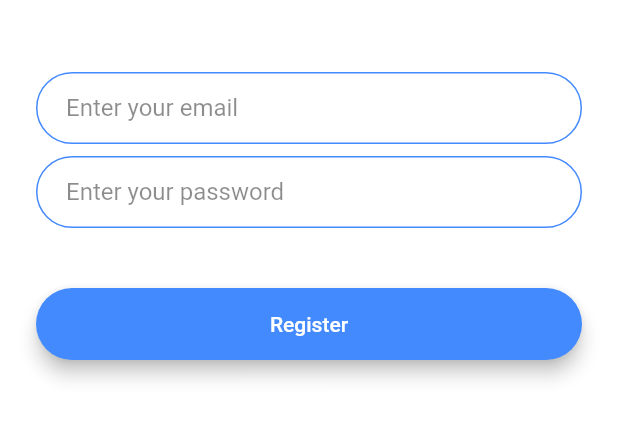
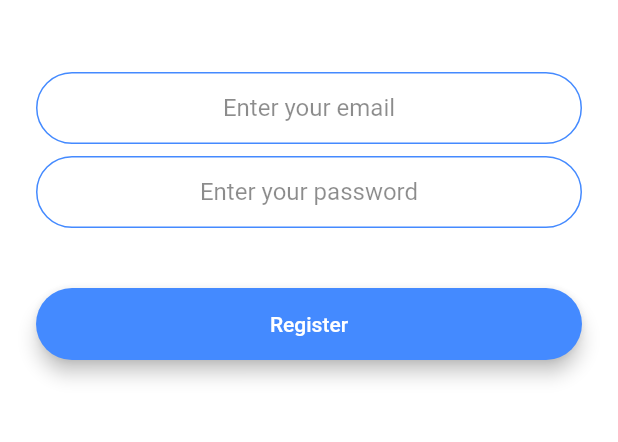
Before and after one commit to san-jayy/Flash-chat, a Flutter app: the screen it shows after launch, after a tap on "Register", on a phone screen of 412 x 824 dp, the part 576-1018 px from its top. Run offline on Flutter 3.47's test engine with Material 2 defaults, Android fonts, the phone set to English and light mode, and no system bars; our stand-ins replace firebase_auth, firebase_core; accounts and stored records are empty.

Commit message:
ui screens

```diff
--- /dev/null
+++ b/lib/Components/round_button.dart
@@ -0,0 +1,26 @@
+import 'package:flutter/material.dart';
+
+class RoundedButton extends StatelessWidget {
+  final String buttontext;
+  final Color colour;
+  final Function onpressed;
+  RoundedButton({this.colour, this.buttontext, @required this.onpressed});
+
+  @override
+  Widget build(BuildContext context) {
+    return Padding(
+      padding: EdgeInsets.symmetric(vertical: 16.0),
+      child: Material(
+        elevation: 5.0,
+        color: colour,
+        borderRadius: BorderRadius.circular(30.0),
+        child: MaterialButton(
+          onPressed: onpressed,
+          minWidth: 200.0,
+          height: 42.0,
+          child: Text(buttontext),
+        ),
+      ),
+    );
+  }
+}
--- a/lib/screens/registration_screen.dart
+++ b/lib/screens/registration_screen.dart
@@ -1,12 +1,23 @@
+import 'package:firebase_core/firebase_core.dart';
+import 'package:flash_chat/constants.dart';
 import 'package:flutter/material.dart';
+import 'package:flash_chat/Components/round_button.dart';
+import 'package:firebase_auth/firebase_auth.dart';
+import 'chat_screen.dart';
 
 class RegistrationScreen extends StatefulWidget {
   static const String id = 'registration_screen';
+
   @override
   _RegistrationScreenState createState() => _RegistrationScreenState();
 }
 
 class _RegistrationScreenState extends State<RegistrationScreen> {
+  final _auth = FirebaseAuth.instance;
+
+  String email;
+  String password;
+
   @override
   Widget build(BuildContext context) {
     return Scaffold(
@@ -28,79 +39,56 @@ class _RegistrationScreenState extends State<RegistrationScreen> {
               height: 48.0,
             ),
             TextField(
+                keyboardType: TextInputType.emailAddress,
+                textAlign: TextAlign.center,
                 onChanged: (value) {
+                  email = value;
                   //Do something with the user input.
                 },
                 style: TextStyle(color: Colors.black87),
-              decoration: InputDecoration(
-                hintText: 'Enter your email',
-                hintStyle: TextStyle(color: Colors.black45),
-                contentPadding:
-                    EdgeInsets.symmetric(vertical: 10.0, horizontal: 20.0),
-                border: OutlineInputBorder(
-                  borderRadius: BorderRadius.all(Radius.circular(32.0)),
-                ),
-                enabledBorder: OutlineInputBorder(
-                  borderSide: BorderSide(color: Colors.blueAccent, width: 1.0),
-                  borderRadius: BorderRadius.all(Radius.circular(32.0)),
-                ),
-                focusedBorder: OutlineInputBorder(
-                  borderSide: BorderSide(color: Colors.blueAccent, width: 2.0),
-                  borderRadius: BorderRadius.all(Radius.circular(32.0)),
-                ),
-              ),
-            ),
+                decoration: kTextFieldDEcoration.copyWith(
+                    hintText: 'Enter your email')),
             SizedBox(
               height: 8.0,
             ),
             TextField(
+                textAlign: TextAlign.center,
+                obscureText: true,
                 onChanged: (value) {
+                  password = value;
                   //Do something with the user input static const String id = 'welcome_screen';.
                 },
                 style: TextStyle(color: Colors.black87),
-              decoration: InputDecoration(
-                hintText: 'Enter your password',
-                hintStyle: TextStyle(color: Colors.black45),
-                contentPadding:
-                    EdgeInsets.symmetric(vertical: 10.0, horizontal: 20.0),
-                border: OutlineInputBorder(
-                  borderRadius: BorderRadius.all(Radius.circular(32.0)),
-                ),
-                enabledBorder: OutlineInputBorder(
-                  borderSide: BorderSide(color: Colors.blueAccent, width: 1.0),
-                  borderRadius: BorderRadius.all(Radius.circular(32.0)),
-                ),
-                focusedBorder: OutlineInputBorder(
-                  borderSide: BorderSide(color: Colors.blueAccent, width: 2.0),
-                  borderRadius: BorderRadius.all(Radius.circular(32.0)),
-                ),
-              ),
-            ),
+                decoration: kTextFieldDEcoration.copyWith(
+                    hintText: 'Enter your password')),
             SizedBox(
               height: 24.0,
             ),
-            Padding(
-              padding: EdgeInsets.symmetric(vertical: 16.0),
-              child: Material(
-                color: Colors.blueAccent,
-                borderRadius: BorderRadius.all(Radius.circular(30.0)),
-                elevation: 5.0,
-                child: MaterialButton(
-                  onPressed: () {
-                    //Implement registration functionality.
+            RoundedButton(
+              colour: Colors.blueAccent,
+              buttontext: 'Register',
+              onpressed: () {
+                _rigisterAccount();
               },
-                  minWidth: 200.0,
-                  height: 42.0,
-                  child: Text(
-                    'Register',
-                    style: TextStyle(color: Colors.white),
-                  ),
-                ),
-              ),
-            ),
+            )
           ],
         ),
       ),
     );
   }
+
+  void _rigisterAccount() async {
+    // try {
+    //   final User user = (await _auth.createUserWithEmailAndPassword(
+    //           email: email, password: password))
+
+    //       .user;
+    //       return
+    //   if (user != null) {
+    //     Navigator.pushNamed(context, ChatScreen.id);
+    //   }
+    // } catch (e) {
+    //   print(e);
+    // }
   }
+}
--- a/lib/screens/welcome_screen.dart
+++ b/lib/screens/welcome_screen.dart
@@ -1,7 +1,8 @@
 import 'package:flash_chat/screens/login_screen.dart';
 import 'package:flash_chat/screens/registration_screen.dart';
 import 'package:flutter/material.dart';
-import 'package:animated_text_kit/animated_text_kit.dart';
+
+import 'package:flash_chat/Components/round_button.dart';
 
 class WelcomeScreen extends StatefulWidget {
   static const String id = 'welcome_screen';
@@ -20,7 +21,7 @@ class _WelcomeScreenState extends State<WelcomeScreen>
         AnimationController(vsync: this, duration: Duration(seconds: 1));
 
     animation = ColorTween(
-      begin: Colors.grey,
+      begin: Colors.grey[700],
       end: Colors.white,
     ).animate(controller);
     //this can be used for curved animations
@@ -39,8 +40,6 @@ class _WelcomeScreenState extends State<WelcomeScreen>
 
     controller.addListener(() {
       setState(() {});
-      // print(controller.value);
-      //print(animation.value);
     });
   }
 
@@ -69,71 +68,60 @@ class _WelcomeScreenState extends State<WelcomeScreen>
                     height: 60,
                   ),
                 ),
-                TyperAnimatedTextKit(
-                  text: ['Flash Chat'],
-                  totalRepeatCount: 1,
-                  speed: Duration(milliseconds: 200),
-                  textStyle: TextStyle(
-                    color: Colors.black,
-                    fontSize: 45.0,
-                    fontWeight: FontWeight.w900,
-                    //Text: ('Flash Chat'),
-                  ),
+                Text(
+                  'Flash Chat',
+                  style: TextStyle(
+                      color: Colors.black87,
+                      fontSize: 45,
+                      fontWeight: FontWeight.w900),
                 ),
               ],
             ),
             SizedBox(
               height: 48.0,
             ),
-            Padding(
-              padding: EdgeInsets.symmetric(vertical: 16.0),
-              child: Material(
-                elevation: 5.0,
-                color: Colors.lightBlueAccent,
-                borderRadius: BorderRadius.circular(30.0),
-                child: MaterialButton(
-                  onPressed: () {
-                    Navigator.pushNamed(context, LoginScreen.id);
-                    // the below code for un named routes
-                    // Navigator.push(context,
-                    //     MaterialPageRoute(builder: (context) {
-                    //   return LoginScreen();
-                    // }));
-                  },
-                  minWidth: 200.0,
-                  height: 42.0,
-                  child: Text(
-                    'Log In',
-                  ),
-                ),
-              ),
+            RoundedButton(
+              colour: Colors.lightBlueAccent,
+              buttontext: 'Log in',
+              onpressed: () {
+                Navigator.pushNamed(context, LoginScreen.id);
+              },
             ),
-            Padding(
-              padding: EdgeInsets.symmetric(vertical: 16.0),
-              child: Material(
-                color: Colors.blueAccent,
-                borderRadius: BorderRadius.circular(30.0),
-                elevation: 6.0,
-                child: MaterialButton(
-                  onPressed: () {
-                    Navigator.pushNamed(context, RegistrationScreen.id);
-                    // the below code for un named routes
-                    // Navigator.push(context,
-                    //     MaterialPageRoute(builder: (context) {
-                    //   return RegistrationScreen();
-                    // }));
-                  },
-                  minWidth: 200.0,
-                  height: 42.0,
-                  child: Text(
-                    'Register',
-                  ),
-                ),
-              ),
-            ),
+            RoundedButton(
+              colour: Colors.blueAccent,
+              buttontext: 'Register',
+              onpressed: () {
+                Navigator.pushNamed(context, RegistrationScreen.id);
+              },
+            )
           ],
         ),
       ),
     );
   }
 }
+
+// code for Rounded button
+// Padding(
+//         padding: EdgeInsets.symmetric(vertical: 16.0),
+//         child: Material(
+//           color: Colors.blueAccent,
+//           borderRadius: BorderRadius.circular(30.0),
+//           elevation: 6.0,
+//           child: MaterialButton(
+//             onPressed: () {
+//               Navigator.pushNamed(context, RegistrationScreen.id);
+//               // the below code for un named routes
+//               // Navigator.push(context,
+//               //     MaterialPageRoute(builder: (context) {
+//               //   return RegistrationScreen();
+//               // }));
+//             },
+//             minWidth: 200.0,
+//             height: 42.0,
+//             child: Text(
+//               'Register',
+//             ),
+//           ),
+//         ),
+//       ),
```
Also changed, not shown: lib/screens/chat_screen.dart (+12 -0 lines), lib/screens/login_screen.dart (+14 -57 lines). Lines whose indentation alone changed are shown as unchanged.
